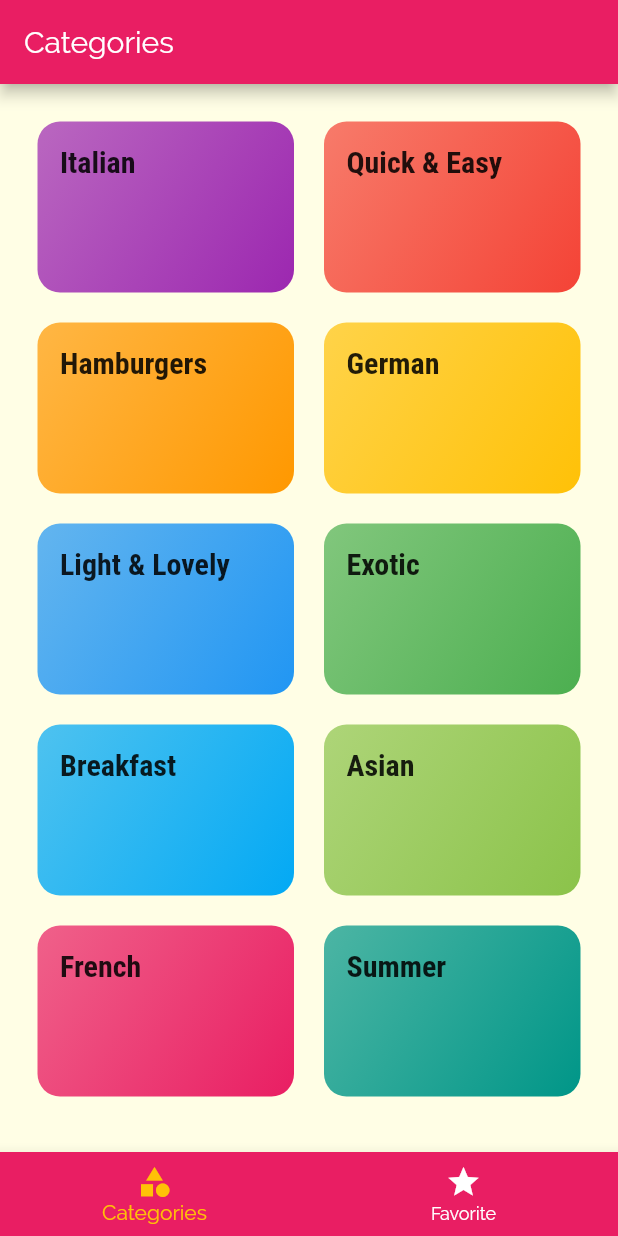
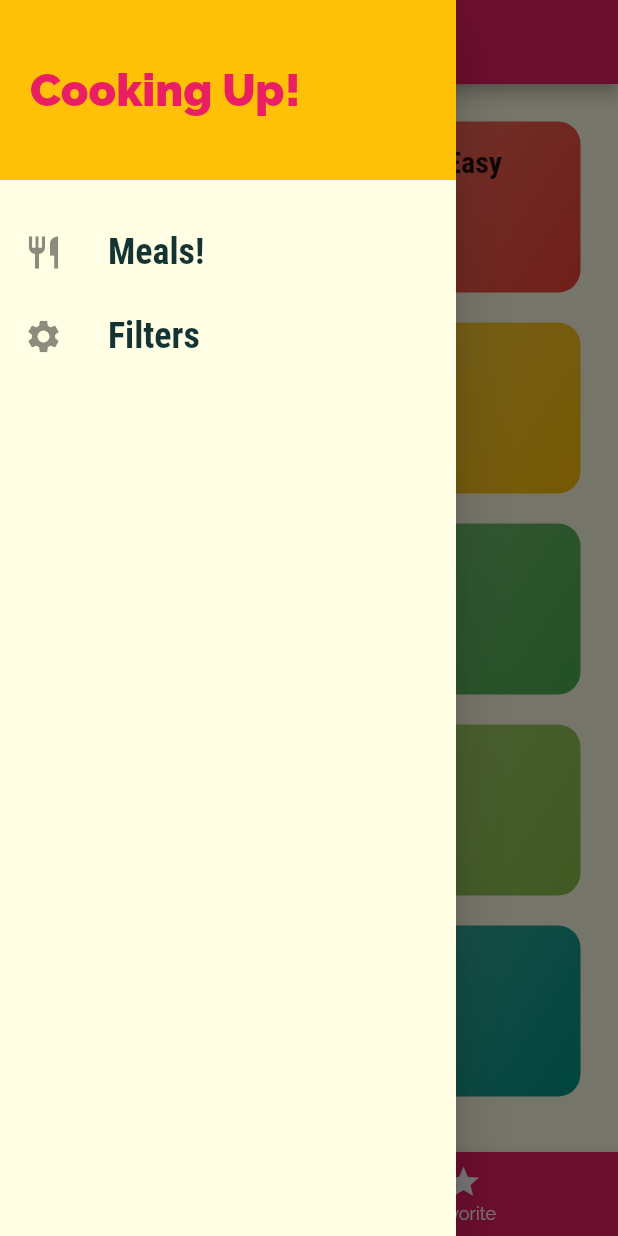
Before and after one commit to Hiro-o-ai/mealSearch, a Flutter app: the screen it shows after launch, with the side drawer open (before the commit the screen has no drawer), on a phone screen of 412 x 824 dp. Run offline on Flutter 3.47's test engine with Material 2 defaults, Android fonts, the phone set to English and light mode, and no system bars.

Commit message:
create custom drawer

```diff
--- a/lib/screens/tabs_screen.dart
+++ b/lib/screens/tabs_screen.dart
@@ -1,5 +1,6 @@
 import 'package:flutter/material.dart';
 
+import '../widgets/main_drawer.dart';
 import './favorites_screen.dart';
 import './categories_screen.dart';
 
@@ -35,6 +36,7 @@ class _tabsScreenState extends State<tabsScreen> {
       appBar: AppBar(
         title: Text(_pages[_selectedPageIndex]['title']),
       ),
+      drawer: MainDrawer(),
       body: _pages[_selectedPageIndex]['page'],
       bottomNavigationBar: BottomNavigationBar(
         // _selectedPageの()に自動でtabのindexが入るようになっている
--- /dev/null
+++ b/lib/widgets/main_drawer.dart
@@ -0,0 +1,51 @@
+import 'package:flutter/material.dart';
+
+class MainDrawer extends StatelessWidget {
+  Widget buildListTile(String title, IconData icon) {
+    return ListTile(
+      leading: Icon(
+        icon,
+        size: 26,
+      ),
+      title: Text(
+        title,
+        style: TextStyle(
+          fontFamily: 'RobotoCondensed',
+          fontSize: 24,
+          fontWeight: FontWeight.bold,
+        ),
+      ),
+      onTap: () {},
+    );
+  }
+
+  @override
+  Widget build(BuildContext context) {
+    return Drawer(
+      child: Column(
+        children: <Widget>[
+          Container(
+            height: 120,
+            width: double.infinity,
+            padding: EdgeInsets.all(20),
+            alignment: Alignment.centerLeft,
+            color: Theme.of(context).accentColor,
+            child: Text(
+              'Cooking Up!',
+              style: TextStyle(
+                fontWeight: FontWeight.w900,
+                fontSize: 30,
+                color: Theme.of(context).primaryColor,
+              ),
+            ),
+          ),
+          SizedBox(
+            height: 20,
+          ),
+          buildListTile('Meals!', Icons.restaurant),
+          buildListTile('Filters', Icons.settings),
+        ],
+      ),
+    );
+  }
+}
```
